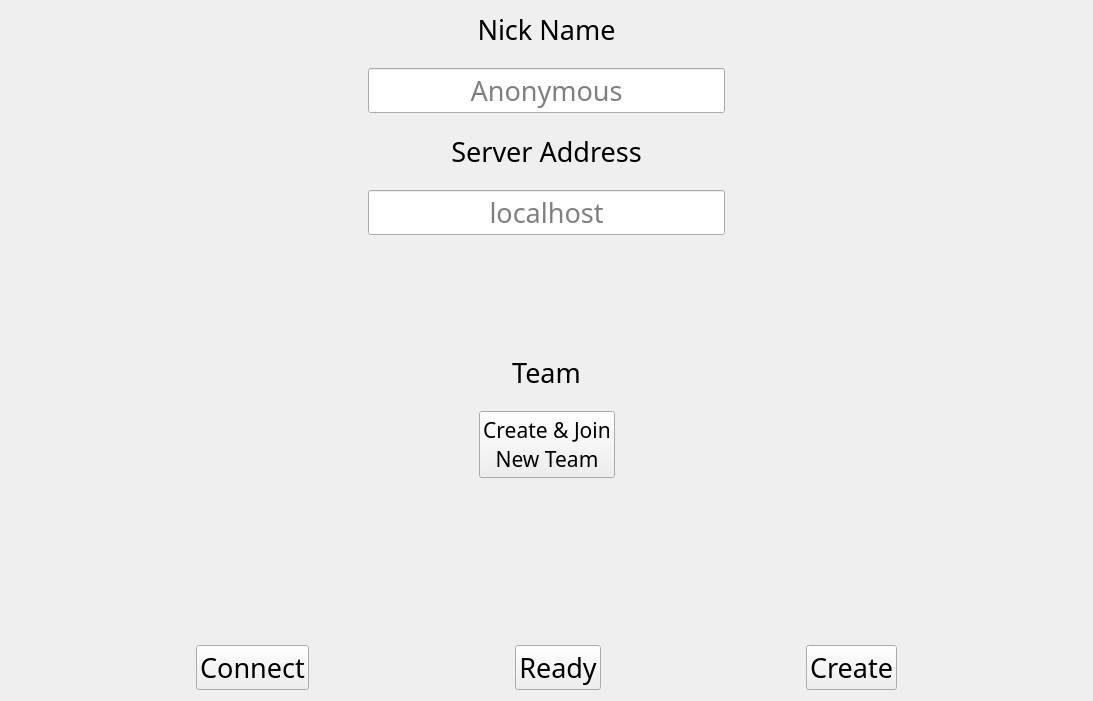
Above: src/startWindow/startWindow.ui from Generals-OI/Generals.OI before the change. Below: the same form after it.
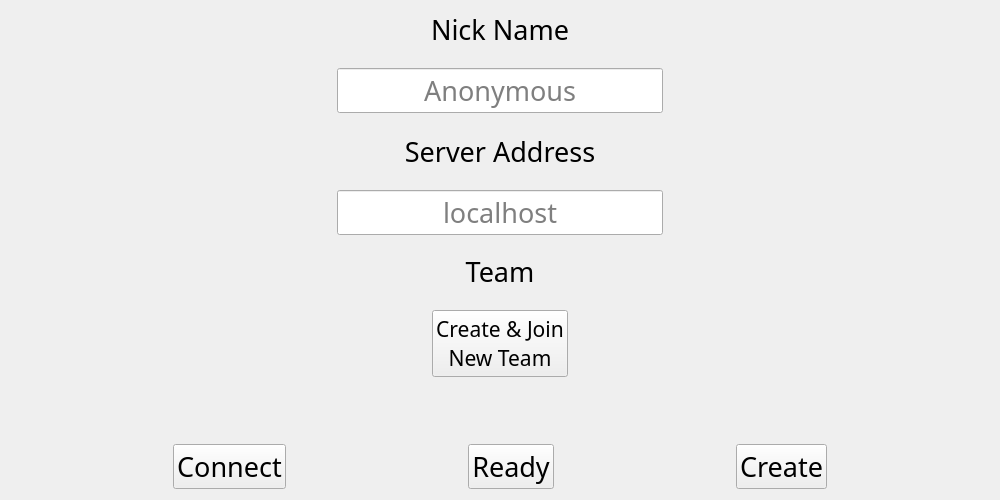
That is the form after the change.

```diff
--- a/src/startWindow/startWindow.ui
+++ b/src/startWindow/startWindow.ui
@@ -6,8 +6,8 @@
    <rect>
     <x>0</x>
     <y>0</y>
-    <width>1093</width>
-    <height>701</height>
+    <width>1000</width>
+    <height>500</height>
    </rect>
   </property>
   <property name="font">
```
